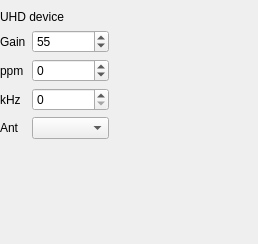
Qt form src/devices/uhd/uhd-widget.ui (tomneda/DABstar) before a commit.
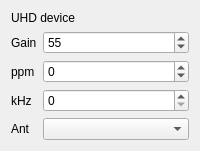
The same form after that commit.

Commit message: Add antenna selector to UHD widget

Diff of the .ui file:
```diff
--- a/src/devices/uhd/uhd-widget.ui
+++ b/src/devices/uhd/uhd-widget.ui
@@ -2,37 +2,8 @@
 <ui version="4.0">
  <class>uhdWidget</class>
  <widget class="QWidget" name="uhdWidget">
-  <property name="geometry">
-   <rect>
-    <x>0</x>
-    <y>0</y>
-    <width>258</width>
-    <height>244</height>
-   </rect>
-  </property>
-  <property name="minimumSize">
-   <size>
-    <width>258</width>
-    <height>244</height>
-   </size>
-  </property>
-  <property name="maximumSize">
-   <size>
-    <width>366</width>
-    <height>271</height>
-   </size>
-  </property>
   <property name="windowTitle">
-   <string>Form</string>
-  </property>
-  <widget class="QWidget" name="formLayoutWidget">
-   <property name="geometry">
-    <rect>
-     <x>0</x>
-     <y>10</y>
-     <width>109</width>
-     <height>146</height>
-    </rect>
+   <string>UHD URSP</string>
    </property>
    <layout class="QFormLayout" name="formLayout">
     <item row="0" column="0" colspan="2">
@@ -101,7 +72,6 @@
      <widget class="QComboBox" name="cmbAnt"/>
     </item>
    </layout>
-  </widget>
  </widget>
  <resources/>
  <connections/>
```
Left out of the diff: 6 changed lines with no effect on the pictures. Lines whose indentation alone changed are shown as unchanged. The commit also changes 1 other file.
